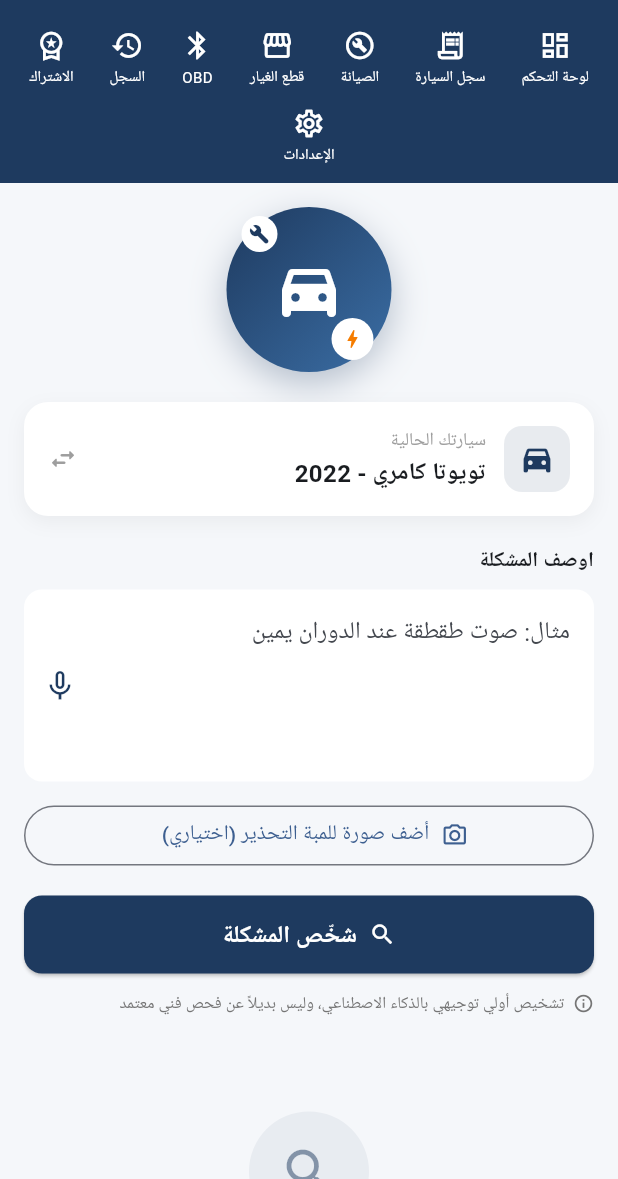
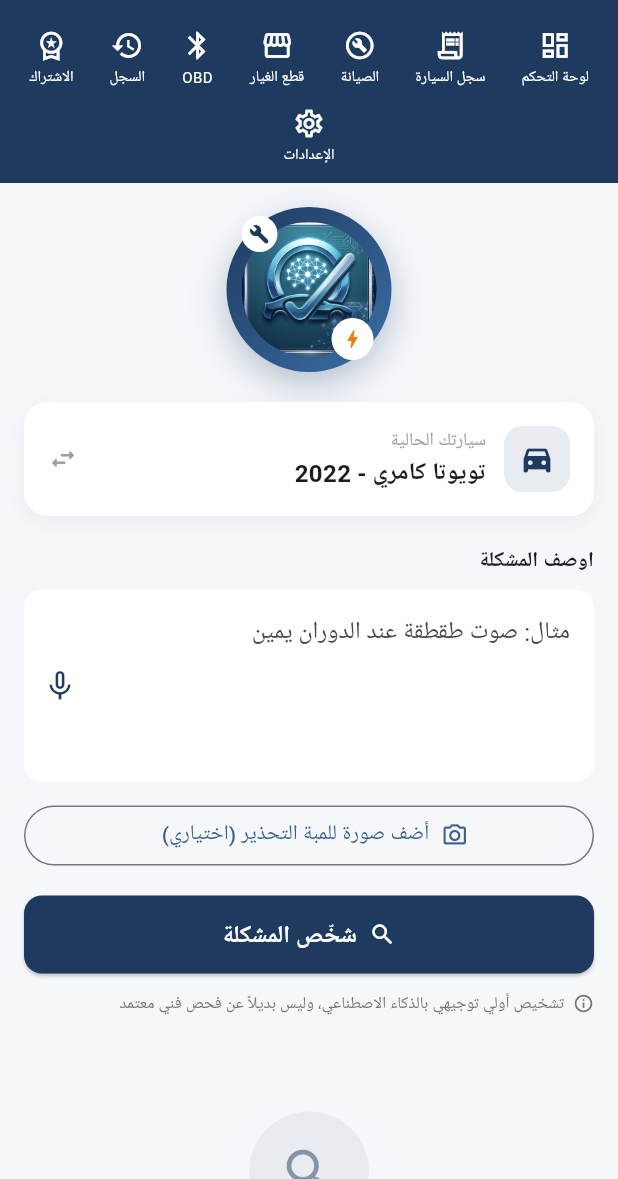
Before and after one commit to Yassir-9/smart-car-check, a Flutter app: the screen it shows once a user with an empty profile is signed in, on a phone screen of 412 x 824 dp, the part 57-1236 px from its top. Run offline on Flutter 3.47's test engine with Material 3 defaults, Android fonts, the phone set to English and light mode, and no system bars; our stand-ins replace cloud_firestore, firebase_auth, firebase_core, flutter_local_notifications, image_picker, pdf and 5 more; missing offline and left inert: barcode, flutter_blue_classic; accounts and stored records are empty.

Commit message:
تطبيق الشعار الجديد بكل أماكن التطبيق والموقع (أيقونة، فافيكون، دوائر داخل التطبيق)

```diff
--- a/frontend/lib/screens/home_screen.dart
+++ b/frontend/lib/screens/home_screen.dart
@@ -553,8 +553,14 @@ class _HomeScreenState extends State<HomeScreen> {
                     child: Stack(
                       alignment: Alignment.center,
                       children: [
-                        const Icon(Icons.directions_car_filled_rounded,
-                            size: 48, color: Colors.white),
+                        ClipOval(
+                          child: Image.asset(
+                            'assets/icon/icon_mark.png',
+                            width: 90,
+                            height: 90,
+                            fit: BoxFit.cover,
+                          ),
+                        ),
                         Positioned(
                           bottom: 8,
                           right: 12,
--- a/frontend/pubspec.yaml
+++ b/frontend/pubspec.yaml
@@ -39,6 +39,8 @@ flutter:
   assets:
     - assets/fonts/NotoSansArabic-Regular.ttf
     - assets/data/obd_codes.json
+    - assets/icon/icon.png
+    - assets/icon/icon_mark.png
   fonts:
     - family: NotoSansArabic
       fonts:
```
Also changed, not shown: frontend/lib/screens/settings_screen.dart (+8 -2 lines), frontend/assets/icon/icon_mark.png (added), 5 other files.
